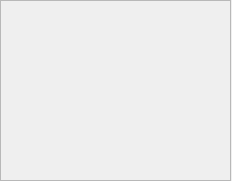
Qt form src/common/global_state_widget.ui (cvisionai/Tator-Native) before a commit.
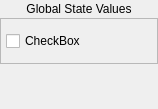
The same form after that commit.

```diff
--- a/src/common/global_state_widget.ui
+++ b/src/common/global_state_widget.ui
@@ -6,47 +6,140 @@
    <rect>
     <x>0</x>
     <y>0</y>
-    <width>232</width>
-    <height>181</height>
+    <width>158</width>
+    <height>109</height>
    </rect>
   </property>
+  <property name="minimumSize">
+   <size>
+    <width>158</width>
+    <height>109</height>
+   </size>
+  </property>
+  <property name="baseSize">
+   <size>
+    <width>120</width>
+    <height>15</height>
+   </size>
+  </property>
   <property name="windowTitle">
    <string>Form</string>
   </property>
-  <widget class="QScrollArea" name="scrollArea">
-   <property name="geometry">
-    <rect>
-     <x>0</x>
-     <y>0</y>
-     <width>231</width>
-     <height>181</height>
-    </rect>
+  <layout class="QVBoxLayout" name="verticalLayout_2">
+   <property name="spacing">
+    <number>2</number>
    </property>
-   <property name="widgetResizable">
-    <bool>true</bool>
+   <property name="leftMargin">
+    <number>0</number>
    </property>
-   <widget class="QWidget" name="scrollAreaWidgetContents">
-    <property name="geometry">
-     <rect>
-      <x>0</x>
-      <y>0</y>
-      <width>229</width>
-      <height>179</height>
-     </rect>
-    </property>
-    <widget class="QWidget" name="verticalLayoutWidget">
-     <property name="geometry">
-      <rect>
-       <x>-1</x>
-       <y>-1</y>
-       <width>231</width>
-       <height>181</height>
-      </rect>
+   <property name="topMargin">
+    <number>2</number>
+   </property>
+   <property name="rightMargin">
+    <number>0</number>
+   </property>
+   <property name="bottomMargin">
+    <number>5</number>
+   </property>
+   <item>
+    <widget class="QLabel" name="Title">
+     <property name="text">
+      <string>Global State Values</string>
      </property>
-     <layout class="QVBoxLayout" name="verticalLayout"/>
+     <property name="alignment">
+      <set>Qt::AlignCenter</set>
+     </property>
     </widget>
-   </widget>
-  </widget>
+   </item>
+   <item>
+    <widget class="QScrollArea" name="scrollArea">
+     <property name="widgetResizable">
+      <bool>true</bool>
+     </property>
+     <widget class="QWidget" name="scrollAreaWidgetContents">
+      <property name="geometry">
+       <rect>
+        <x>0</x>
+        <y>0</y>
+        <width>156</width>
+        <height>43</height>
+       </rect>
+      </property>
+      <property name="sizePolicy">
+       <sizepolicy hsizetype="MinimumExpanding" vsizetype="Preferred">
+        <horstretch>0</horstretch>
+        <verstretch>0</verstretch>
+       </sizepolicy>
+      </property>
+      <property name="baseSize">
+       <size>
+        <width>0</width>
+        <height>0</height>
+       </size>
+      </property>
+      <layout class="QVBoxLayout" name="verticalLayout_3">
+       <property name="spacing">
+        <number>0</number>
+       </property>
+       <property name="leftMargin">
+        <number>0</number>
+       </property>
+       <property name="topMargin">
+        <number>0</number>
+       </property>
+       <property name="rightMargin">
+        <number>0</number>
+       </property>
+       <property name="bottomMargin">
+        <number>0</number>
+       </property>
+       <item>
+        <layout class="QGridLayout" name="entry_layout">
+         <property name="leftMargin">
+          <number>5</number>
+         </property>
+         <property name="topMargin">
+          <number>2</number>
+         </property>
+         <property name="rightMargin">
+          <number>5</number>
+         </property>
+         <property name="bottomMargin">
+          <number>2</number>
+         </property>
+         <property name="verticalSpacing">
+          <number>2</number>
+         </property>
+         <item row="0" column="0">
+          <widget class="QCheckBox" name="check1">
+           <property name="text">
+            <string>CheckBox</string>
+           </property>
+          </widget>
+         </item>
+        </layout>
+       </item>
+      </layout>
+     </widget>
+    </widget>
+   </item>
+   <item>
+    <spacer name="verticalSpacer">
+     <property name="orientation">
+      <enum>Qt::Vertical</enum>
+     </property>
+     <property name="sizeType">
+      <enum>QSizePolicy::MinimumExpanding</enum>
+     </property>
+     <property name="sizeHint" stdset="0">
+      <size>
+       <width>20</width>
+       <height>40</height>
+      </size>
+     </property>
+    </spacer>
+   </item>
+  </layout>
  </widget>
  <resources/>
  <connections/>
```
